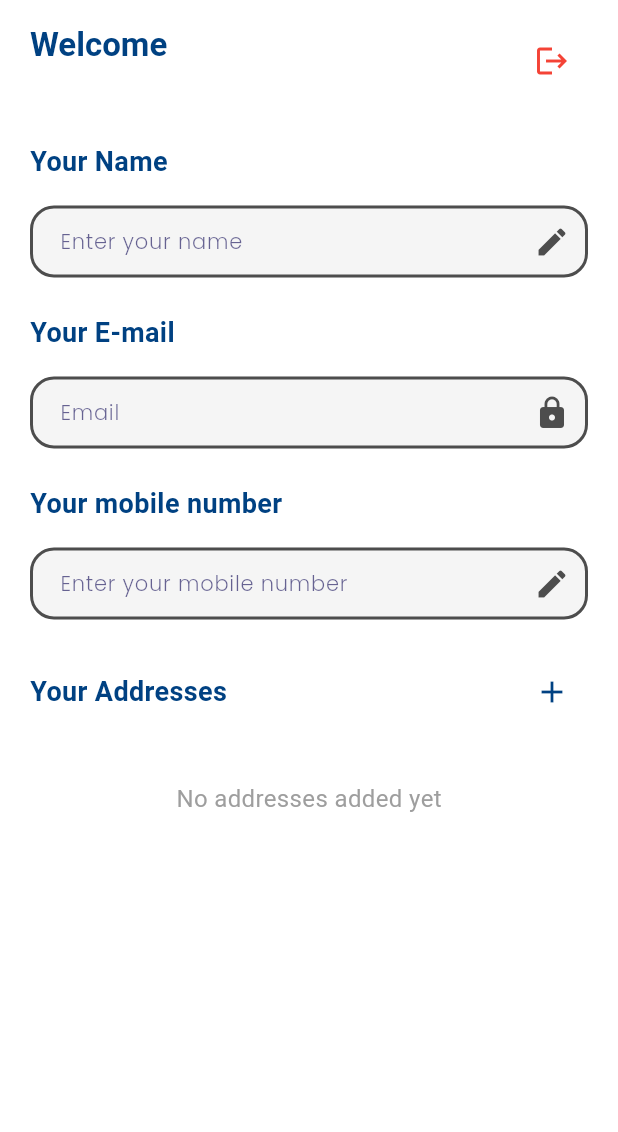
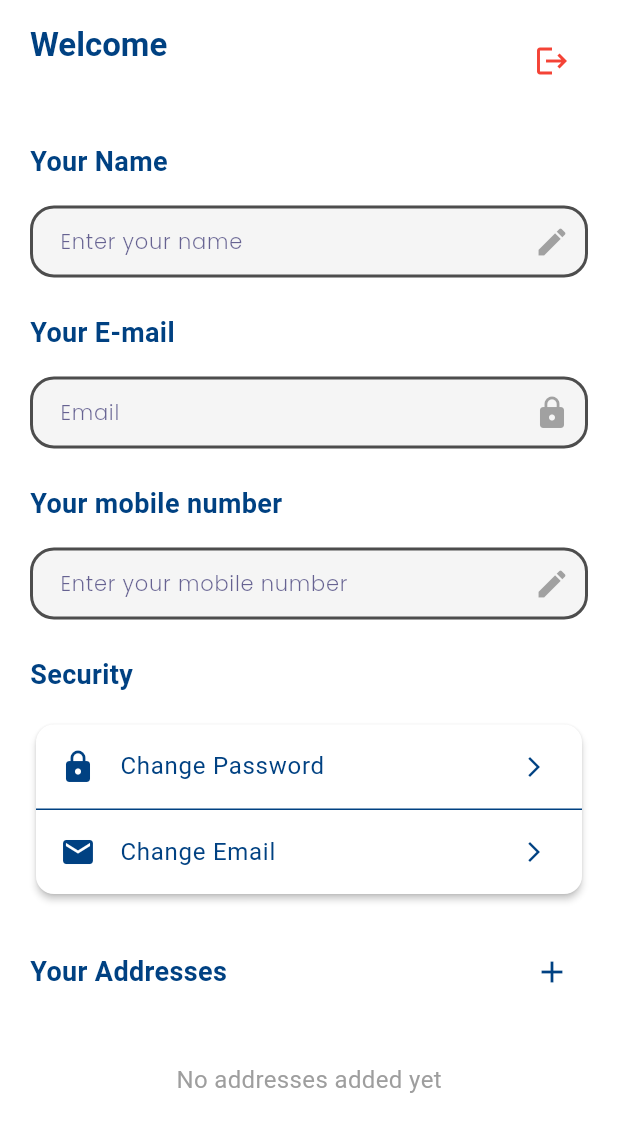
Before and after one commit to Ahmedw2uw/e-commerce_suba, a Flutter app: the ProfileTabView screen opened directly, on a phone screen of 412 x 824 dp. Shown: the top 1132 px of the screen. Run offline on Flutter 3.47's test engine with Material 3 defaults, Android fonts, the phone set to English and light mode, and no system bars; our stand-ins replace flutter_dotenv, flutter_svg, google_fonts, icons_plus, lottie, supabase_flutter; accounts and stored records are empty; network calls fail.

Commit message:
Update All Function of Addresses in Supabase_Service & Add ChangePassword & ChangeEmail in ProfileTab

```diff
--- a/lib/features/navigation_layout/tabs/profile/profile_tab_view.dart
+++ b/lib/features/navigation_layout/tabs/profile/profile_tab_view.dart
@@ -1,5 +1,7 @@
 import 'package:e_commerce/features/auth/login/login.dart';
 import 'package:e_commerce/features/navigation_layout/tabs/profile/text_feald.dart';
+import 'package:e_commerce/features/navigation_layout/tabs/profile/change_password_dialog.dart';
+import 'package:e_commerce/features/navigation_layout/tabs/profile/change_email_dialog.dart';
 import 'package:flutter/material.dart' hide TextField;
 import 'package:e_commerce/core/theme/app_colors.dart';
 import 'package:e_commerce/features/auth/services/supabase_service.dart';
@@ -232,18 +234,6 @@ class _ProfileTabViewState extends State<ProfileTabView> {
   }
 
   @override
-  void dispose() {
-    _nameController.dispose();
-    _emailController.dispose();
-    _phoneController.dispose();
-    _streetController.dispose();
-    _cityController.dispose();
-    _stateController.dispose();
-    _zipCodeController.dispose();
-    super.dispose();
-  }
-
-  @override
   Widget build(BuildContext context) {
     if (_isLoading && _currentUser == null) {
       return const Scaffold(
@@ -267,6 +257,9 @@ class _ProfileTabViewState extends State<ProfileTabView> {
 
                 // Personal Information
                 _buildPersonalInfoSection(),
+
+                // Security Section
+                _buildSecuritySection(),
 
                 // Addresses Section
                 _buildAddressesSection(),
@@ -346,6 +339,58 @@ class _ProfileTabViewState extends State<ProfileTabView> {
           readOnly: !_isEditing,
           keyboardType: TextInputType.phone,
         ),
+        const SizedBox(height: 24),
+      ],
+    );
+  }
+
+  Widget _buildSecuritySection() {
+    return Column(
+      crossAxisAlignment: CrossAxisAlignment.start,
+      children: [
+        Text(
+          'Security',
+          style: TextStyle(
+            color: AppColors.blue,
+            fontSize: 18,
+            fontWeight: FontWeight.w600,
+          ),
+        ),
+        const SizedBox(height: 16),
+
+        Card(
+          elevation: 2,
+          child: Column(
+            children: [
+              ListTile(
+                leading: Icon(Icons.lock, color: AppColors.blue),
+                title: Text('Change Password'),
+                trailing: Icon(Icons.arrow_forward_ios, size: 16),
+                onTap: () {
+                  showDialog(
+                    context: context,
+                    builder: (context) => const ChangePasswordDialog(),
+                  );
+                },
+              ),
+              Divider(height: 1, thickness: 1),
+              ListTile(
+                leading: Icon(Icons.email, color: AppColors.blue),
+                title: Text('Change Email'),
+                trailing: Icon(Icons.arrow_forward_ios, size: 16),
+                onTap: () {
+                  showDialog(
+                    context: context,
+                    builder: (context) => ChangeEmailDialog(
+                      currentEmail: _currentUser?.email ?? '',
+                    ),
+                  );
+                },
+              ),
+            ],
+          ),
+        ),
+
         const SizedBox(height: 24),
       ],
     );
@@ -648,4 +693,15 @@ class _ProfileTabViewState extends State<ProfileTabView> {
       ),
     );
   }
+  @override
+  void dispose() {
+    _nameController.dispose();
+    _emailController.dispose();
+    _phoneController.dispose();
+    _streetController.dispose();
+    _cityController.dispose();
+    _stateController.dispose();
+    _zipCodeController.dispose();
+    super.dispose();
+  }
 }
--- a/lib/features/navigation_layout/tabs/profile/text_feald.dart
+++ b/lib/features/navigation_layout/tabs/profile/text_feald.dart
@@ -1,11 +1,12 @@
 import 'package:e_commerce/core/theme/app_colors.dart';
 import 'package:flutter/material.dart';
 
-class TextField extends StatelessWidget {
+class TextField extends StatefulWidget {
   final String title;
   final String hintText;
   final TextEditingController? controller;
   final bool obscureText;
+  final bool showPasswordToggle;
   final String? Function(String?)? validator;
   final Color titleColor;
   final Color fillColor;
@@ -15,6 +16,7 @@ class TextField extends StatelessWidget {
   final VoidCallback? onIconPressed;
   final TextInputType? keyboardType;
   final bool readOnly;
+  final bool showObscureTextToggle;
 
   const TextField({
     super.key,
@@ -31,7 +33,38 @@ class TextField extends StatelessWidget {
     this.suffixIcon = Icons.edit,
     this.onIconPressed,
     this.keyboardType,
+    this.showPasswordToggle = false,
+    this.showObscureTextToggle = false,
   });
+
+  @override
+  State<TextField> createState() => _TextFieldState();
+}
+
+class _TextFieldState extends State<TextField> {
+  bool _obscureText = true;
+
+  @override
+  void initState() {
+    super.initState();
+    _obscureText = widget.obscureText;
+  }
+
+  @override
+  void didUpdateWidget(covariant TextField oldWidget) {
+    super.didUpdateWidget(oldWidget);
+    if (oldWidget.obscureText != widget.obscureText) {
+      setState(() {
+        _obscureText = widget.obscureText;
+      });
+    }
+  }
+
+  void _toggleObscureText() {
+    setState(() {
+      _obscureText = !_obscureText;
+    });
+  }
 
   @override
   Widget build(BuildContext context) {
@@ -39,50 +72,80 @@ class TextField extends StatelessWidget {
       crossAxisAlignment: CrossAxisAlignment.start,
       children: [
         Text(
-          title,
+          widget.title,
           style: TextStyle(
-            color: titleColor,
-            fontSize: titleFontSize,
+            color: widget.titleColor,
+            fontSize: widget.titleFontSize,
             fontWeight: FontWeight.w600,
           ),
         ),
         const SizedBox(height: 16),
         TextFormField(
-          controller: controller,
-          validator: validator,
-          obscureText: obscureText,
-          readOnly: readOnly,
-          keyboardType: keyboardType,
+          controller: widget.controller,
+          validator: widget.validator,
+          obscureText: widget.showObscureTextToggle ? _obscureText : widget.obscureText,
+          readOnly: widget.readOnly,
+          keyboardType: widget.keyboardType,
           decoration: InputDecoration(
-            hintText: hintText,
+            hintText: widget.hintText,
             filled: true,
-            fillColor: readOnly ? Colors.grey[100] : fillColor,
-            suffixIcon: suffixIcon != null
-                ? IconButton(
-                    onPressed: onIconPressed,
-                    icon: Icon(suffixIcon, color: borderColor),
-                  )
-                : null,
+            fillColor: widget.readOnly ? Colors.grey[100] : widget.fillColor,
+            suffixIcon: _buildSuffixIcon(),
             border: OutlineInputBorder(
               borderRadius: BorderRadius.circular(16),
-              borderSide: BorderSide(color: borderColor, width: 2),
+              borderSide: BorderSide(color: widget.borderColor, width: 2),
             ),
             enabledBorder: OutlineInputBorder(
               borderRadius: BorderRadius.circular(16),
-              borderSide: BorderSide(color: borderColor, width: 2),
+              borderSide: BorderSide(color: widget.borderColor, width: 2),
             ),
             focusedBorder: OutlineInputBorder(
               borderRadius: BorderRadius.circular(16),
-              borderSide: BorderSide(color: borderColor, width: 2),
+              borderSide: BorderSide(color: widget.borderColor, width: 2),
             ),
             contentPadding: const EdgeInsets.symmetric(
               horizontal: 16,
               vertical: 12,
             ),
           ),
-          style: TextStyle(color: readOnly ? Colors.grey[600] : Colors.black87),
+          style: TextStyle(color: widget.readOnly ? Colors.grey[600] : Colors.black87),
         ),
       ],
     );
   }
+
+  Widget? _buildSuffixIcon() {
+    if (widget.showObscureTextToggle && widget.obscureText) {
+      return IconButton(
+        onPressed: _toggleObscureText,
+        icon: Icon(
+          _obscureText ? Icons.visibility_off : Icons.visibility,
+          color: widget.borderColor,
+        ),
+        tooltip: _obscureText ? 'Show password' : 'Hide password',
+      );
+    }
+
+    if (widget.showPasswordToggle && !widget.readOnly) {
+      return IconButton(
+        onPressed: widget.onIconPressed,
+        icon: Icon(widget.suffixIcon, color: widget.borderColor),
+      );
+    }
+
+    if (widget.readOnly && widget.suffixIcon != null) {
+      return Icon(
+        widget.suffixIcon,
+        color: widget.borderColor.withOpacity(0.5),
+      );
+    }
+    if (widget.suffixIcon != null && !widget.showObscureTextToggle) {
+      return IconButton(
+        onPressed: widget.onIconPressed,
+        icon: Icon(widget.suffixIcon, color: widget.borderColor),
+      );
+    }
+
+    return null;
+  }
 }
--- a/lib/main.dart
+++ b/lib/main.dart
@@ -1,7 +1,10 @@
 import 'package:e_commerce/core/theme/app_theme.dart';
 import 'package:e_commerce/core/widgets/cart_screen.dart';
 import 'package:e_commerce/features/auth/login/login.dart';
+import 'package:e_commerce/features/auth/models/category_model.dart';
+import 'package:e_commerce/features/auth/models/product_model.dart';
 import 'package:e_commerce/features/auth/regester/register.dart';
+import 'package:e_commerce/features/auth/services/supabase_service.dart';
 import 'package:e_commerce/features/navigation_layout/navigation_view.dart';
 import 'package:e_commerce/features/splash/splash.dart';
 import 'package:flutter/material.dart';
```
Also changed, not shown: lib/features/auth/services/supabase_service.dart (+118 -110 lines), lib/features/navigation_layout/tabs/profile/change_email_dialog.dart (added, +157 -0 lines), lib/features/navigation_layout/tabs/profile/change_password_dialog.dart (added, +147 -0 lines).
